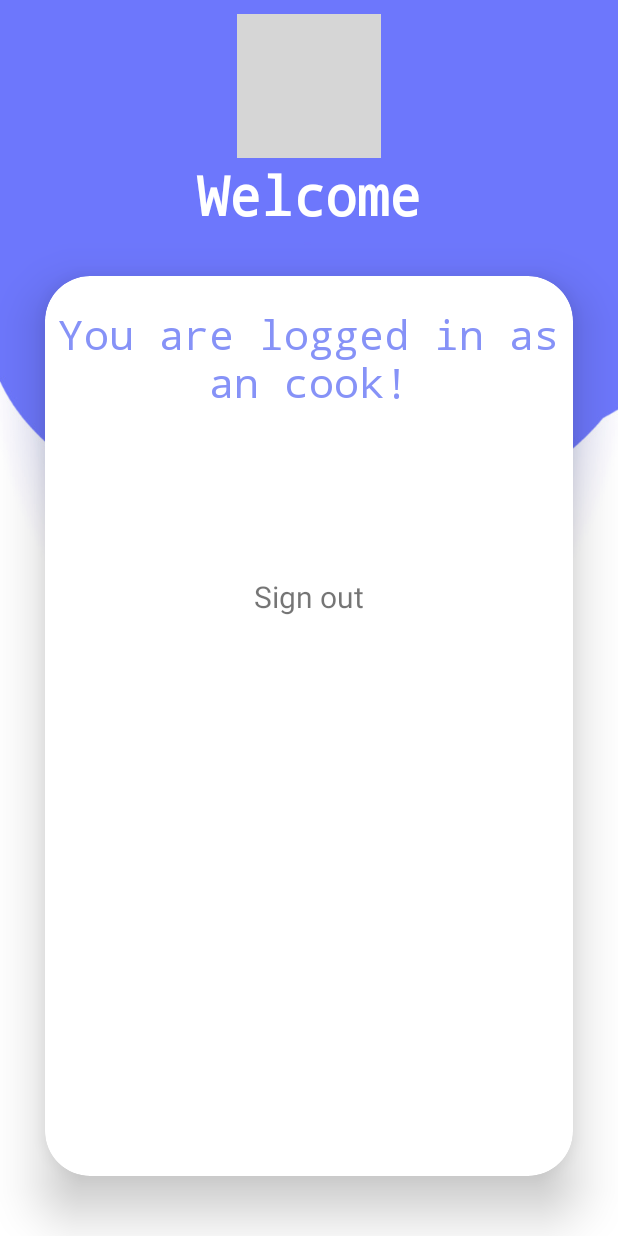
After one commit to Jadmgh/Mealer-App, an Android app: the layout activity_cook_profile_banned.xml on its own in the app's theme, with its tools: preview values and no code run, on a phone screen of 412 x 824 dp. The commit adds this screen. Run offline under Robolectric (Android 15) with nearby library versions, the phone set to English and light mode, and no system bars; grey boxes are pictures that could not be loaded.

Commit message:
made ban result

```diff
--- a/app/app/src/main/java/com/example/seg_project_app/ClientProfileActivity.java
+++ b/app/app/src/main/java/com/example/seg_project_app/ClientProfileActivity.java
@@ -27,7 +27,7 @@ public class ClientProfileActivity extends AppCompatActivity implements View.OnC
         String[] userValues = intent.getStringArrayExtra("userValue");
         client = new Client(userValues[0],userValues[1], userValues[2],userValues[3],userValues[4],userValues[5],userValues[6],userValues[7]);
 
-        text.setText("Hello, "+client.firstName+ ",you are a cook"+ "uid = "+client.userID);
+        text.setText("Hello, "+client.firstName+ ",you are a client");
         txtSignOut = (TextView) findViewById(R.id.txtSignOut);
         txtSignOut.setOnClickListener(this);
 
--- /dev/null
+++ b/app/app/src/main/res/layout/activity_cook_profile_banned.xml
@@ -0,0 +1,89 @@
+<?xml version="1.0" encoding="utf-8"?>
+
+<LinearLayout
+    xmlns:android="http://schemas.android.com/apk/res/android"
+    xmlns:app="http://schemas.android.com/apk/res-auto"
+    xmlns:tools="http://schemas.android.com/tools"
+    xmlns:card_view="http://schemas.android.com/apk/res-auto"
+
+    android:layout_width="match_parent"
+    android:layout_height="match_parent"
+    android:orientation="vertical"
+    android:gravity="center"
+    tools:context=".CookProfileActivity"
+    android:background="@drawable/img">
+
+    <ImageView
+        android:id="@+id/imageView"
+        android:layout_width="wrap_content"
+        android:layout_height="wrap_content"
+        card_view:srcCompat="@mipmap/ic_launcher_foreground"
+        app:tint="@color/white" />
+    <TextView
+        android:id="@+id/textView4"
+        android:layout_width="match_parent"
+        android:layout_height="wrap_content"
+        android:fontFamily="monospace"
+        android:text="Welcome"
+        android:textAlignment="center"
+        android:textColor="@color/white"
+        android:textSize="36sp"
+
+
+        android:textStyle="bold" />
+
+    <androidx.cardview.widget.CardView
+        android:layout_width="match_parent"
+        android:layout_height="wrap_content"
+        android:layout_margin="30dp"
+        app:cardCornerRadius="30dp"
+        app:cardElevation="20dp"
+        android:background="@drawable/custom_edittext">
+
+        <LinearLayout
+            android:layout_width="400dp"
+            android:layout_height="600dp"
+            android:orientation="vertical"
+            android:layout_gravity="center_horizontal"
+            android:padding="20dp">
+
+            <TextView
+                android:id="@+id/textView"
+                android:layout_width="wrap_content"
+                android:layout_height="wrap_content"
+                android:layout_centerInParent="true"
+                android:fontFamily="monospace"
+                android:text="You are logged in as an cook!"
+                android:textAlignment="center"
+                android:textColor="@color/purple"
+                android:textSize="27sp"
+                app:layout_constraintBottom_toBottomOf="parent"
+                app:layout_constraintTop_toTopOf="parent"
+                tools:layout_editor_absoluteX="114dp" />
+
+
+        </LinearLayout>
+
+        <LinearLayout
+            android:layout_width="match_parent"
+            android:layout_height="match_parent"
+            android:orientation="vertical">
+
+            <TextView
+                android:id="@+id/txtSignOut"
+                android:layout_width="match_parent"
+                android:layout_height="wrap_content"
+                android:layout_below="@id/textView"
+                android:layout_centerHorizontal="true"
+                android:layout_marginTop="200dp"
+                android:gravity="center"
+                android:textSize="20sp"
+                android:text="Sign out"
+                tools:layout_editor_absoluteX="32dp"
+                tools:layout_editor_absoluteY="659dp" />
+        </LinearLayout>
+
+    </androidx.cardview.widget.CardView>
+
+
+</LinearLayout>
--- a/app/app/src/main/res/layout/activity_register_client.xml
+++ b/app/app/src/main/res/layout/activity_register_client.xml
@@ -42,7 +42,7 @@
             android:layout_height="50dp"
             android:background="@drawable/custom_edittext"
             android:ems="10"
-            android:hint="Last name"
+            android:hint="First name"
             android:inputType="textPersonName"
             android:padding="8dp"
             android:layout_centerInParent="true"
@@ -63,7 +63,7 @@
         android:layout_width="match_parent"
         android:layout_height="50dp"
         android:ems="10"
-        android:hint="First name"
+        android:hint="Last name"
         android:inputType="textPersonName"
             app:layout_constraintTop_toTopOf="parent"
             tools:ignore="MissingConstraints"
```
Also changed, not shown: app/app/src/main/AndroidManifest.xml (+7 -0 lines), app/app/src/main/java/com/example/seg_project_app/CookProfileActivity.java (+6 -3 lines), app/app/src/main/java/com/example/seg_project_app/CookProfileBanned.java (added, +46 -0 lines), app/app/src/main/java/com/example/seg_project_app/MainActivity.java (+9 -8 lines).
